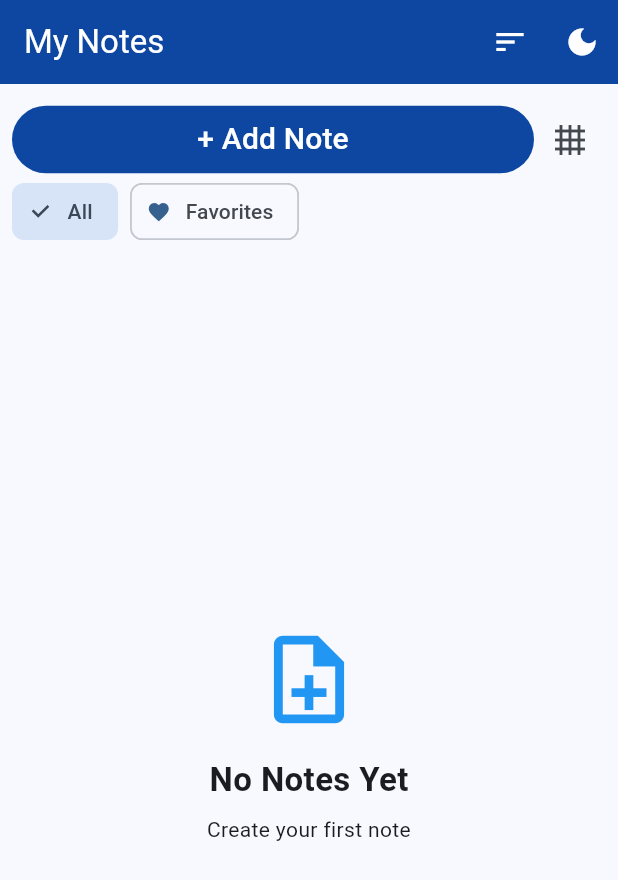
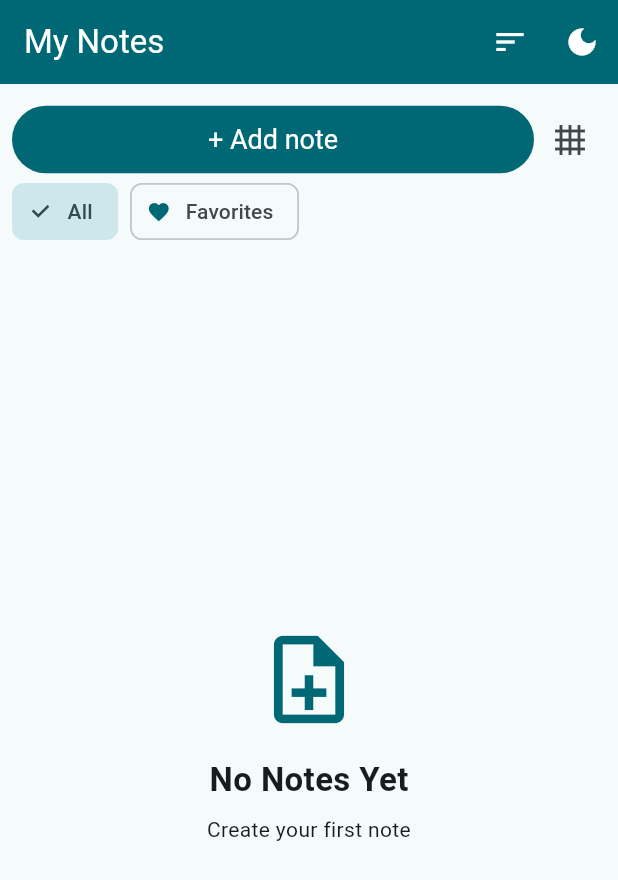
Before and after one commit to aryan1OL/MyNotes-App, a Flutter app: the screen it shows after launch, on a phone screen of 412 x 824 dp. Shown: the top 880 px of the screen. Run offline on Flutter 3.47's test engine with Material 3 defaults, Android fonts, the phone set to English and light mode, and no system bars; our stand-ins replace flutter_bloc, hive_ce, hive_ce_flutter, material_ui, shared_preferences, sqflite; accounts and stored records are empty.

Commit message:
Added-UI-Theme

```diff
--- a/lib/views/notes_page.dart
+++ b/lib/views/notes_page.dart
@@ -75,27 +75,11 @@ class _NotesAppState extends State<NotesApp> {
           Row(
             children: [
               Expanded(
-                child: TextButton(
-                  onPressed: () {
-                    setState(() {
-                      addNoteActive = !addNoteActive;
-                    });
-                  },
-                  style: TextButton.styleFrom(
-                    backgroundColor: Colors.blue[900],
-                    foregroundColor: Colors.white,
-                  ),
-                  child: Row(
-                    mainAxisAlignment: MainAxisAlignment.center,
-                    children: [
-                      Text(
-                        addNoteActive ? 'x Cancel' : '+ Add Note',
-                        style: TextStyle(color: Colors.white, fontSize: 20),
-                      ),
-                    ],
+                  child: FilledButton(
+                    onPressed: () => setState(() => addNoteActive = !addNoteActive),
+                    child: Text(addNoteActive ? 'Cancel' : '+ Add note'),
                   ),
                 ),
-              ),
               IconButton(
                 onPressed: () {
                   toggleIsList();
@@ -117,9 +101,7 @@ class _NotesAppState extends State<NotesApp> {
                         border: OutlineInputBorder(),
                       ),
                     ),
-
                     const SizedBox(height: 10),
-
                     TextField(
                       controller: descriptionController,
                       decoration: const InputDecoration(
--- a/lib/widget/EmptyNote.dart
+++ b/lib/widget/EmptyNote.dart
@@ -5,11 +5,12 @@ class EmptyNote extends StatelessWidget {
 
   @override
   Widget build(BuildContext context) {
+    final cs = Theme.of(context).colorScheme;
     return Center(
       child: Column(
         mainAxisAlignment: MainAxisAlignment.center,
         children: [
-          Icon(Icons.note_add_outlined, size: 70, color: Colors.blue),
+          Icon(Icons.note_add_outlined, size: 70, color: cs.primary),
           SizedBox(height: 16),
           Text(
             'No Notes Yet',
```
Also changed, not shown: lib/main.dart (+5 -12 lines), lib/theme/app_theme.dart (added, +43 -0 lines), lib/widget/note_card.dart (+12 -9 lines).
